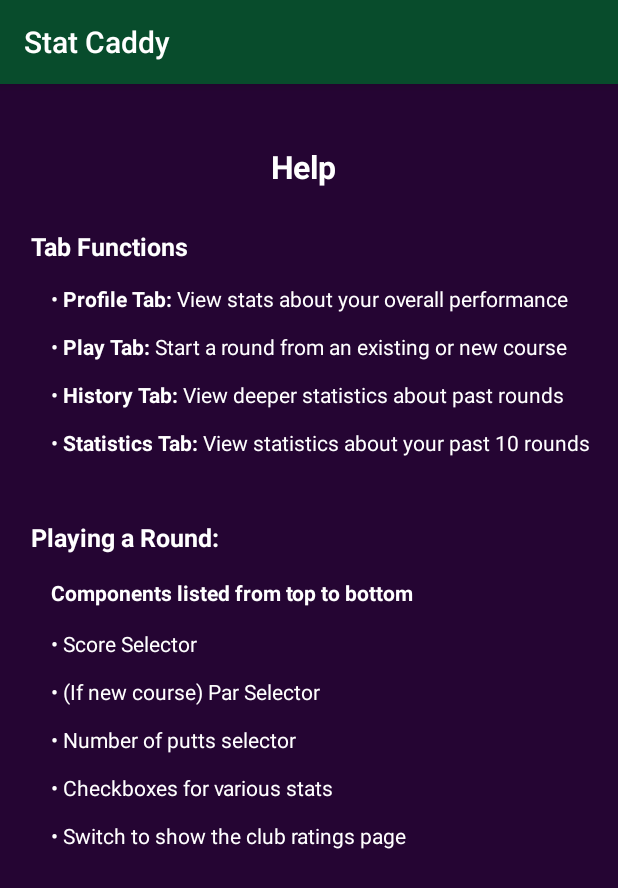
After one commit to rmcase/Golf_V3, an Android app: the HelpActivity screen opened directly, with no data from a screen before it, on a phone screen of 412 x 824 dp. The commit adds this screen. Shown: the top 888 px of the screen. Run offline under Robolectric (Android 15) with nearby library versions, the phone set to English and light mode, and no system bars.

Commit message:
Add help menu option
Suppress non default fragment lint warnings

```diff
--- a/app/src/main/AndroidManifest.xml
+++ b/app/src/main/AndroidManifest.xml
@@ -25,6 +25,13 @@
             </intent-filter>
         </activity>
 
+        <activity android:name=".ui.HelpActivity"
+            android:screenOrientation="portrait">
+            <intent-filter>
+                <action android:name="android.intent.action.DEFAULT" />
+            </intent-filter>
+        </activity>
+
         <activity android:name=".ui.MainActivity"
             android:screenOrientation="portrait">
             <intent-filter>
--- /dev/null
+++ b/app/src/main/java/com/ryancase/golf_v3/ui/HelpActivity.java
@@ -0,0 +1,46 @@
+package com.ryancase.golf_v3.ui;
+
+import android.os.Bundle;
+import android.support.v7.app.AppCompatActivity;
+import android.text.Html;
+import android.widget.TextView;
+
+import com.ryancase.golf_v3.R;
+
+/**
+ * Created by ryancase on 2/16/17.
+ */
+public class HelpActivity extends AppCompatActivity {
+
+    private TextView holeComponents, profileTab, titleRow;
+
+    @Override
+    public void onBackPressed() {
+        super.onBackPressed();
+    }
+
+    @Override
+    protected void onCreate(Bundle savedInstanceState) {
+        super.onCreate(savedInstanceState);
+        setContentView(R.layout.activity_help);
+
+        titleRow = (TextView) findViewById(R.id.titleRow);
+        titleRow.setText(Html.fromHtml("<h1>Help</h1>"));
+
+        profileTab = (TextView) findViewById(R.id.profileTab);
+        profileTab.setText(Html.fromHtml("<h4>Tab Functions</h4>" +
+                "<p>\n\t• <strong>Profile Tab:</strong> View stats about your overall performance</p>" +
+                "<p>\n\t• <strong>Play Tab:</strong> Start a round from an existing or new course</p>" +
+                "<p>\n\t• <strong>History Tab:</strong> View deeper statistics about past rounds</p>" +
+                "<p>\n\t• <strong>Statistics Tab:</strong> View statistics about your past 10 rounds</p>"));
+
+        holeComponents = (TextView) findViewById(R.id.holeComponents);
+        holeComponents.setText(Html.fromHtml("<h4>Playing a Round:</h4>" +
+                "<p>\n\t<strong>Components listed from top to bottom</strong></p>" +
+                "<p>\n\t• Score Selector</p>" +
+                "<p>\n\t• (If new course) Par Selector</p>" +
+                "<p>\n\t• Number of putts selector</p>" +
+                "<p>\n\t• Checkboxes for various stats</p>" +
+                "<p>\n\t• Switch to show the club ratings page</p>"));
+    }
+}
--- a/app/src/main/java/com/ryancase/golf_v3/ui/HistoryItemFragment.java
+++ b/app/src/main/java/com/ryancase/golf_v3/ui/HistoryItemFragment.java
@@ -1,5 +1,6 @@
 package com.ryancase.golf_v3.ui;
 
+import android.annotation.SuppressLint;
 import android.databinding.DataBindingUtil;
 import android.os.Bundle;
 import android.support.v4.app.FragmentTabHost;
@@ -44,6 +45,7 @@ public class HistoryItemFragment extends android.support.v4.app.Fragment impleme
 
     }
 
+    @SuppressLint("ValidFragment")
     public HistoryItemFragment(RoundThing round) {
         this.round = round;
     }
--- a/app/src/main/java/com/ryancase/golf_v3/ui/HoleFragment.java
+++ b/app/src/main/java/com/ryancase/golf_v3/ui/HoleFragment.java
@@ -1,5 +1,6 @@
 package com.ryancase.golf_v3.ui;
 
+import android.annotation.SuppressLint;
 import android.content.Context;
 import android.content.SharedPreferences;
 import android.databinding.DataBindingUtil;
@@ -32,6 +33,7 @@ import static android.view.View.GONE;
  * File description here...
  */
 
+@SuppressLint("ValidFragment")
 public class HoleFragment extends android.support.v4.app.Fragment implements HoleView {
 
     private final String FRAGMENT_TAG = "HOLE";
--- a/app/src/main/java/com/ryancase/golf_v3/ui/ProfileFragment.java
+++ b/app/src/main/java/com/ryancase/golf_v3/ui/ProfileFragment.java
@@ -65,7 +65,7 @@ public class ProfileFragment extends Fragment implements View.OnClickListener{
     public boolean onOptionsItemSelected(MenuItem item) {
         switch (item.getItemId()) {
             case R.id.action_logout:
-                // User chose the "Settings" item, show the app settings UI...
+                // User chose the "Logout" item, show the app settings UI...
                 Log.d("LOGOUT", "");
 
                 binding.profileTable.setVisibility(View.GONE);
@@ -74,6 +74,11 @@ public class ProfileFragment extends Fragment implements View.OnClickListener{
                 FirebaseAuth.getInstance().signOut();
 
                 startActivity(new Intent(getActivity(), SplashActivity.class));
+                return true;
+
+            case R.id.action_help:
+
+                startActivity(new Intent(getActivity(), HelpActivity.class));
                 return true;
 
             default:
--- a/app/src/main/java/com/ryancase/golf_v3/ui/ScorecardFragment.java
+++ b/app/src/main/java/com/ryancase/golf_v3/ui/ScorecardFragment.java
@@ -1,5 +1,6 @@
 package com.ryancase.golf_v3.ui;
 
+import android.annotation.SuppressLint;
 import android.databinding.DataBindingUtil;
 import android.os.Bundle;
 import android.view.LayoutInflater;
@@ -17,6 +18,8 @@ import java.util.List;
 /**
  * Created by ryancase on 10/12/16.
  */
+
+@SuppressLint("ValidFragment")
 public class ScorecardFragment extends android.support.v4.app.DialogFragment {
 
     private int score, putts, scoreToPar;
@@ -28,6 +31,10 @@ public class ScorecardFragment extends android.support.v4.app.DialogFragment {
     private ScorecardViewModel viewModel;
 
     private ScorecardDialogBinding binding;
+
+    public ScorecardFragment() {
+
+    }
 
     public ScorecardFragment(int score, int putts, Nine front, Nine back) {
         this.score = score;
--- a/app/src/main/java/com/ryancase/golf_v3/ui/StatFragment.java
+++ b/app/src/main/java/com/ryancase/golf_v3/ui/StatFragment.java
@@ -1,5 +1,6 @@
 package com.ryancase.golf_v3.ui;
 
+import android.annotation.SuppressLint;
 import android.content.Intent;
 import android.databinding.DataBindingUtil;
 import android.os.Bundle;
@@ -28,6 +29,7 @@ import java.util.List;
  * File description here...
  */
 
+@SuppressLint("ValidFragment")
 public class StatFragment extends android.support.v4.app.Fragment implements HoleView {
 
     private final String FRAGMENT_TAG = "HOLE";
--- /dev/null
+++ b/app/src/main/res/layout/activity_help.xml
@@ -0,0 +1,58 @@
+<?xml version="1.0" encoding="utf-8"?>
+<ScrollView xmlns:android="http://schemas.android.com/apk/res/android"
+    android:layout_width="match_parent"
+    android:layout_height="match_parent"
+    android:background="@color/fDarkPurple">
+
+    <TableLayout
+        android:layout_width="wrap_content"
+        android:layout_height="wrap_content"
+        android:layout_margin="5dp">
+
+        <TableRow
+            android:layout_width="wrap_content"
+            android:layout_height="wrap_content"
+            android:layout_margin="5dp"
+            android:gravity="center">
+
+            <TextView
+                android:id="@+id/titleRow"
+                android:layout_width="match_parent"
+                android:layout_height="wrap_content"
+                android:layout_marginTop="20dp"
+                android:textAlignment="center"
+                android:textColor="@color/white" />
+        </TableRow>
+        <!--HELP row-->
+
+        <TableRow
+            android:layout_width="wrap_content"
+            android:layout_height="wrap_content"
+            android:gravity="center">
+
+            <TextView
+                android:id="@+id/profileTab"
+                android:layout_width="wrap_content"
+                android:layout_height="wrap_content"
+                android:paddingStart="10dp"
+                android:textColor="@color/white" />
+        </TableRow>
+        <!--Profile Tab-->
+
+        <TableRow
+            android:layout_width="wrap_content"
+            android:layout_height="wrap_content"
+            android:layout_marginTop="10dp"
+            android:gravity="center">
+
+            <TextView
+                android:id="@+id/holeComponents"
+                android:layout_width="wrap_content"
+                android:layout_height="wrap_content"
+                android:paddingStart="10dp"
+                android:textColor="@color/white" />
+        </TableRow>
+        <!--Hole Components-->
+
+    </TableLayout>
+</ScrollView>
--- a/app/src/main/res/menu/options.xml
+++ b/app/src/main/res/menu/options.xml
@@ -11,6 +11,9 @@
             <item
                 android:id="@+id/action_logout"
                 android:title="Logout" />
+            <item
+                android:id="@+id/action_help"
+                android:title="Help" />
         </menu>
     </item>
 
```
Also changed, not shown: app/src/main/java/com/ryancase/golf_v3/ui/HistoryFragment.java (+0 -10 lines).
